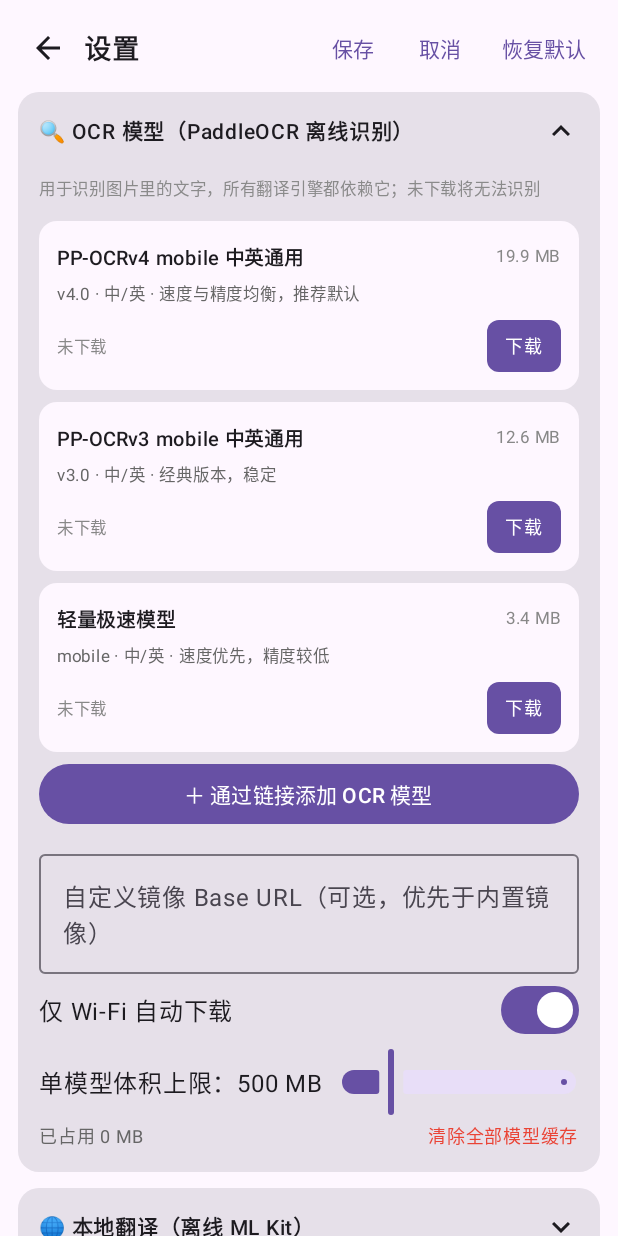
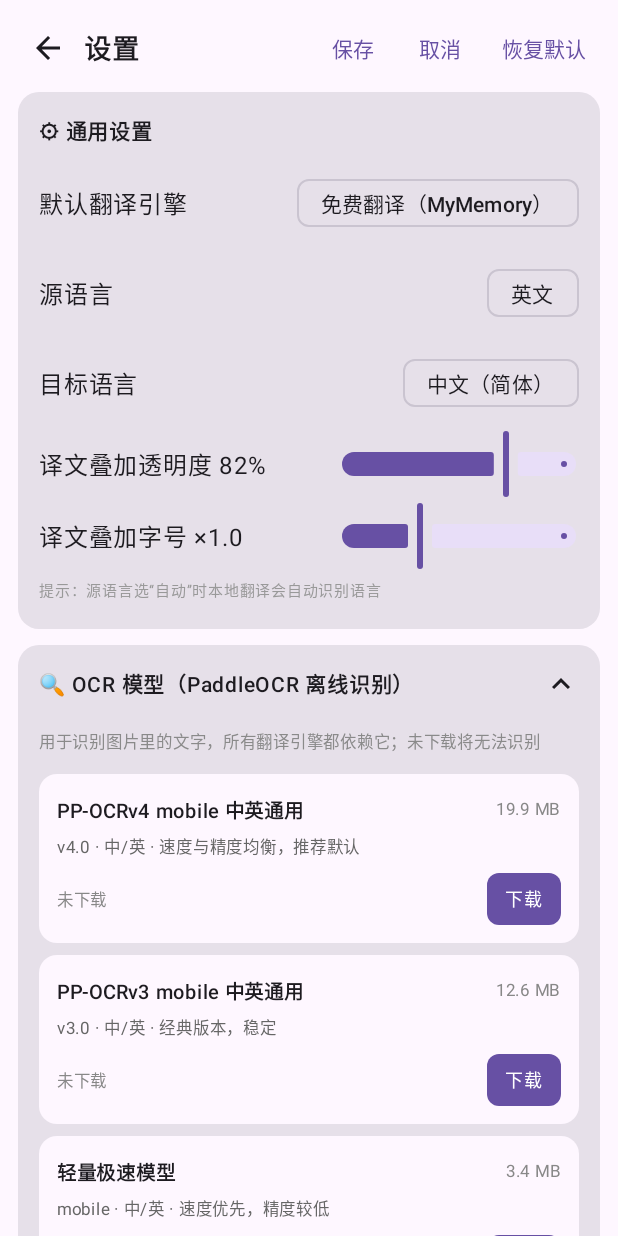
Before and after one commit to rickwindman/PhotoTranslate, an Android app built with Jetpack Compose: the SettingsScreen screen opened through its navigation route, on a phone screen of 412 x 824 dp. Run offline under Robolectric (Android 15) with nearby library versions, the light colour scheme and no system bars; our stand-ins replace Dagger/Hilt's generated code; libraries missing offline, so code that uses them is left out: androidx.camera.core, androidx.camera.lifecycle, androidx.camera.view, com.google.mlkit.common, com.google.mlkit.nl; 10 statements that could not run were skipped.

Commit message:
v1.0.5 (build 6): 设置页启用模型实时同步UI(修复点启用无反应)、通用设置卡片固定到设置页最顶部

```diff
--- a/app/build.gradle.kts
+++ b/app/build.gradle.kts
@@ -15,8 +15,8 @@ android {
         applicationId = "com.destinywind.dcim"
         minSdk = 31
         targetSdk = 36
-        versionCode = 5
-        versionName = "1.0.4"
+        versionCode = 6
+        versionName = "1.0.5"
         // 仅 arm64-v8a：所有 native so 只保留 arm64
         ndk { abiFilters += "arm64-v8a" }
     }
--- a/app/src/main/java/com/destinywind/dcim/ui/settings/SettingsScreen.kt
+++ b/app/src/main/java/com/destinywind/dcim/ui/settings/SettingsScreen.kt
@@ -105,6 +105,37 @@ fun SettingsScreen(
 
         var addDialog by rememberSaveable { mutableStateOf(false) }
         LazyColumn(modifier = Modifier.fillMaxSize().padding(horizontal = 12.dp)) {
+
+            // 通用设置（固定最顶部，不随分组展开被挤出屏幕）
+            item {
+                Card(modifier = Modifier.fillMaxWidth().padding(vertical = 5.dp), shape = RoundedCornerShape(14.dp)) {
+                    Column(modifier = Modifier.padding(14.dp)) {
+                        Text("⚙ 通用设置", fontWeight = FontWeight.SemiBold, fontSize = 14.sp)
+                        Spacer(Modifier.height(6.dp))
+                        DropdownRow("默认翻译引擎", listOf(
+                            EngineId.LOCAL to "本地翻译（离线）", EngineId.FREE to "免费翻译（MyMemory）",
+                            EngineId.CLOUD_BAIDU to "常规翻译（百度）", EngineId.CLOUD_DEEPL to "常规翻译（DeepL）",
+                            EngineId.CLOUD_AZURE to "常规翻译（微软）", EngineId.CLOUD_TENCENT to "常规翻译（腾讯）",
+                            EngineId.AI to "AI 翻译",
+                        ), editing.defaultEngine) { editing = editing.copy(defaultEngine = it) }
+                        DropdownRowText("源语言", listOf(
+                            "auto" to "自动（混合语言）", "en" to "英文", "zh" to "中文", "ja" to "日文", "ko" to "韩文",
+                        ), editing.sourceLang) { editing = editing.copy(sourceLang = it) }
+                        DropdownRowText("目标语言", listOf(
+                            "zh" to "中文（简体）", "en" to "英文", "ja" to "日文", "ko" to "韩文",
+                        ), editing.targetLang) { editing = editing.copy(targetLang = it) }
+                        Row(verticalAlignment = Alignment.CenterVertically) {
+                            Text("译文叠加透明度 ${"%.0f".format(Locale.US, editing.overlayOpacity * 100)}%", modifier = Modifier.weight(1f))
+                            Slider(value = editing.overlayOpacity, onValueChange = { editing = editing.copy(overlayOpacity = it) }, valueRange = 0.4f..1f, modifier = Modifier.width(160.dp))
+                        }
+                        Row(verticalAlignment = Alignment.CenterVertically) {
+                            Text("译文叠加字号 ×${"%.1f".format(Locale.US, editing.overlayFontScale)}", modifier = Modifier.weight(1f))
+                            Slider(value = editing.overlayFontScale, onValueChange = { editing = editing.copy(overlayFontScale = it) }, valueRange = 0.7f..1.6f, modifier = Modifier.width(160.dp))
+                        }
+                        Text("提示：源语言选“自动”时本地翻译会自动识别语言", fontSize = 10.sp, color = Color(0xFF999999))
+                    }
+                }
+            }
 
             // OCR 模型
             item {
@@ -267,40 +298,9 @@ fun SettingsScreen(
                 }
             }
 
-            // ① 通用设置（置顶常显，无下级菜单）
+            // 版本号
             item {
-                Card(modifier = Modifier.fillMaxWidth().padding(vertical = 5.dp), shape = RoundedCornerShape(14.dp)) {
-                    Column(modifier = Modifier.padding(14.dp)) {
-                        Text("⚙ 通用设置", fontWeight = FontWeight.SemiBold, fontSize = 14.sp)
-                        Spacer(Modifier.height(6.dp))
-                        DropdownRow("默认翻译引擎", listOf(
-                            EngineId.LOCAL to "本地翻译（离线）", EngineId.FREE to "免费翻译（MyMemory）",
-                            EngineId.CLOUD_BAIDU to "常规翻译（百度）", EngineId.CLOUD_DEEPL to "常规翻译（DeepL）",
-                            EngineId.CLOUD_AZURE to "常规翻译（微软）", EngineId.CLOUD_TENCENT to "常规翻译（腾讯）",
-                            EngineId.AI to "AI 翻译",
-                        ), editing.defaultEngine) { editing = editing.copy(defaultEngine = it) }
-                        DropdownRowText("源语言", listOf(
-                            "auto" to "自动（混合语言）", "en" to "英文", "zh" to "中文", "ja" to "日文", "ko" to "韩文",
-                        ), editing.sourceLang) { editing = editing.copy(sourceLang = it) }
-                        DropdownRowText("目标语言", listOf(
-                            "zh" to "中文（简体）", "en" to "英文", "ja" to "日文", "ko" to "韩文",
-                        ), editing.targetLang) { editing = editing.copy(targetLang = it) }
-                        Row(verticalAlignment = Alignment.CenterVertically) {
-                            Text("译文叠加透明度 ${"%.0f".format(Locale.US, editing.overlayOpacity * 100)}%", modifier = Modifier.weight(1f))
-                            Slider(value = editing.overlayOpacity, onValueChange = { editing = editing.copy(overlayOpacity = it) }, valueRange = 0.4f..1f, modifier = Modifier.width(160.dp))
-                        }
-                        Row(verticalAlignment = Alignment.CenterVertically) {
-                            Text("译文叠加字号 ×${"%.1f".format(Locale.US, editing.overlayFontScale)}", modifier = Modifier.weight(1f))
-                            Slider(value = editing.overlayFontScale, onValueChange = { editing = editing.copy(overlayFontScale = it) }, valueRange = 0.7f..1.6f, modifier = Modifier.width(160.dp))
-                        }
-                        Text("提示：源语言选“自动”时本地翻译会自动识别语言", fontSize = 10.sp, color = Color(0xFF999999))
-                    }
-                }
-            }
-
-            // ② OCR 模型
-            item {
-                Text("拍照翻译 v1.0.4 (5) · com.destinywind.dcim", fontSize = 10.sp, color = Color(0xFF999999), modifier = Modifier.fillMaxWidth().padding(vertical = 12.dp))
+                Text("拍照翻译 v1.0.5 (6) · com.destinywind.dcim", fontSize = 10.sp, color = Color(0xFF999999), modifier = Modifier.fillMaxWidth().padding(vertical = 12.dp))
             }
         }
     }
--- a/app/src/main/java/com/destinywind/dcim/ui/settings/SettingsViewModel.kt
+++ b/app/src/main/java/com/destinywind/dcim/ui/settings/SettingsViewModel.kt
@@ -62,6 +62,13 @@ class SettingsViewModel @Inject constructor(
     val state: StateFlow<SettingsUiState> = _state
 
     init {
+        // 持久层任何设置变更（如启用模型写入 activeModelId）实时同步到 UI 状态，
+        // 否则卡片高亮读的是过期快照，会出现"点启用没反应，重进才生效"
+        viewModelScope.launch {
+            settingsRepo.settings.collect { s ->
+                if (_state.value.settings != s) _state.value = _state.value.copy(settings = s)
+            }
+        }
         refreshModels()
         refreshMlKit()
         viewModelScope.launch {
```
